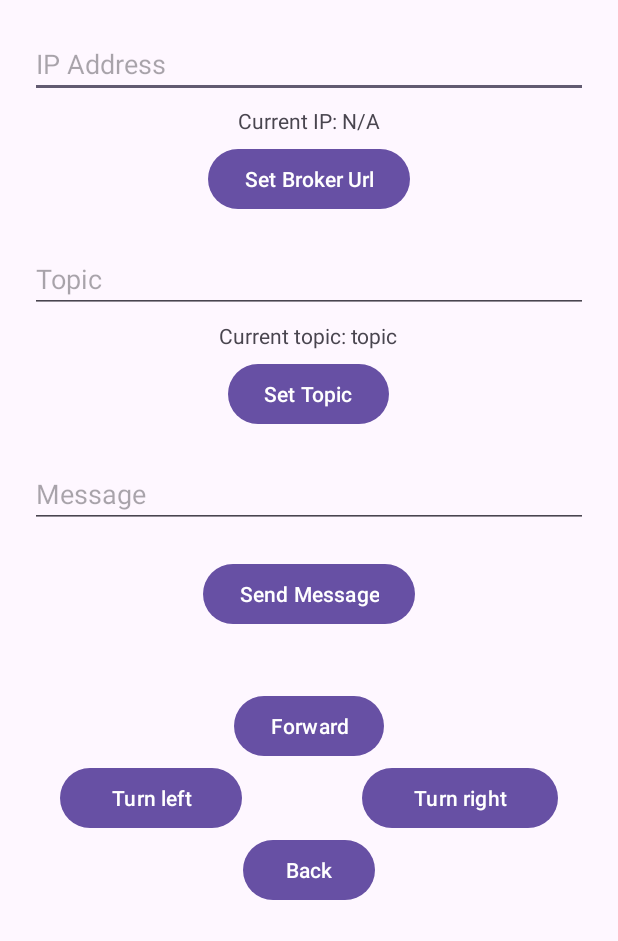
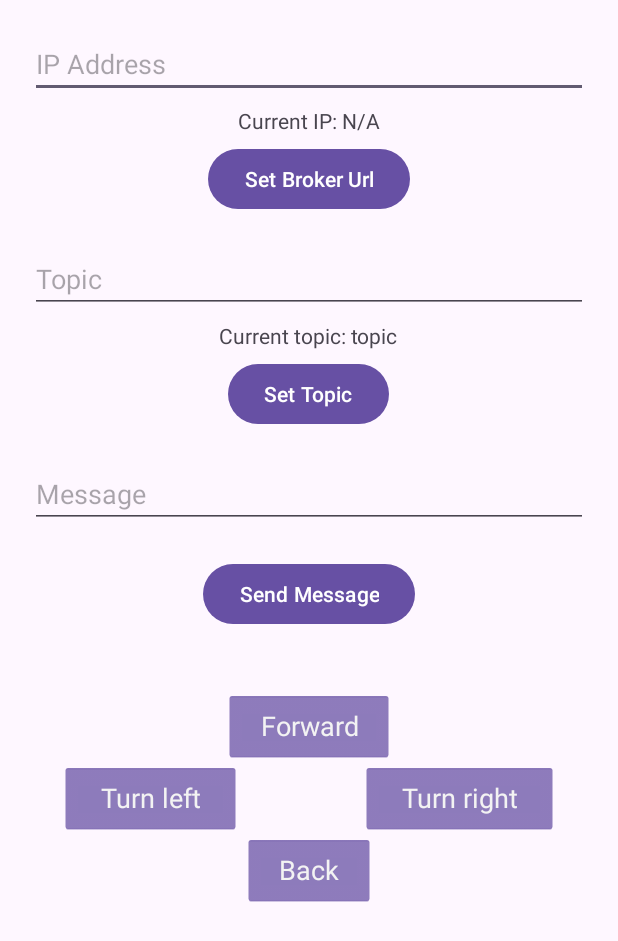
Before and after one commit to Jason-Zukiewicz/ros2AndroidApp, an Android app: the screen it shows after launch (MainActivity), on a phone screen of 412 x 824 dp. Shown: the top 941 px of the screen. Run offline under Robolectric (Android 15) with nearby library versions, the phone set to English and light mode, and no system bars; libraries missing offline, so code that uses them is left out: org.eclipse.paho.

Commit message:
Add buttons to control turtle

```diff
--- a/app/src/main/java/com/example/myapplication/MainActivity.java
+++ b/app/src/main/java/com/example/myapplication/MainActivity.java
@@ -121,7 +121,7 @@ public class MainActivity extends AppCompatActivity {
             @Override
             public void onClick(View v) {
                 //TODO
-                //publishMsg();
+                publishMsg("mqtt_topic", "12");
             }
         });
 
@@ -129,7 +129,7 @@ public class MainActivity extends AppCompatActivity {
             @Override
             public void onClick(View v) {
                 //TODO
-                //publishMsg();
+                publishMsg("mqtt_topic", "6");
             }
         });
 
@@ -137,7 +137,7 @@ public class MainActivity extends AppCompatActivity {
             @Override
             public void onClick(View v) {
                 //TODO
-                //publishMsg();
+                publishMsg("mqtt_topic", "9");
             }
         });
 
@@ -145,7 +145,7 @@ public class MainActivity extends AppCompatActivity {
             @Override
             public void onClick(View v) {
                 //TODO
-                //publishMsg();
+                publishMsg("mqtt_topic", "3");
             }
         });
 
--- a/app/src/main/res/layout/activity_main.xml
+++ b/app/src/main/res/layout/activity_main.xml
@@ -78,11 +78,12 @@
 
     <Button
         android:id="@+id/forward_button"
+        style="@android:style/Widget.Holo.Button"
         android:layout_width="wrap_content"
         android:layout_height="wrap_content"
         android:layout_gravity="center"
         android:layout_marginTop="40dp"
-        android:text="Forward"/>
+        android:text="Forward" />
     <TableRow
         android:id="@+id/lr_tablerow"
         android:layout_width="match_parent"
@@ -92,26 +93,30 @@
 
         <Button
             android:id="@+id/left_button"
+            style="@android:style/Widget.Holo.Button"
             android:layout_width="wrap_content"
             android:layout_height="wrap_content"
-            android:text="Turn left"
+            android:layout_marginHorizontal="40dp"
             android:layout_weight="1"
-            android:layout_marginHorizontal="40dp"/>
+            android:text="Turn left" />
 
         <Button
             android:id="@+id/right_button"
+            style="@android:style/Widget.Holo.Button"
             android:layout_width="wrap_content"
             android:layout_height="wrap_content"
-            android:text="Turn right"
+            android:layout_marginHorizontal="40dp"
             android:layout_weight="1"
-            android:layout_marginHorizontal="40dp"/>
+            android:text="Turn right" />
     </TableRow>
+
     <Button
         android:id="@+id/back_button"
+        style="@android:style/Widget.Holo.Button"
         android:layout_width="wrap_content"
         android:layout_height="wrap_content"
         android:layout_gravity="center"
-        android:text="Back"/>
+        android:text="Back" />
 
 
 </LinearLayout>
```
